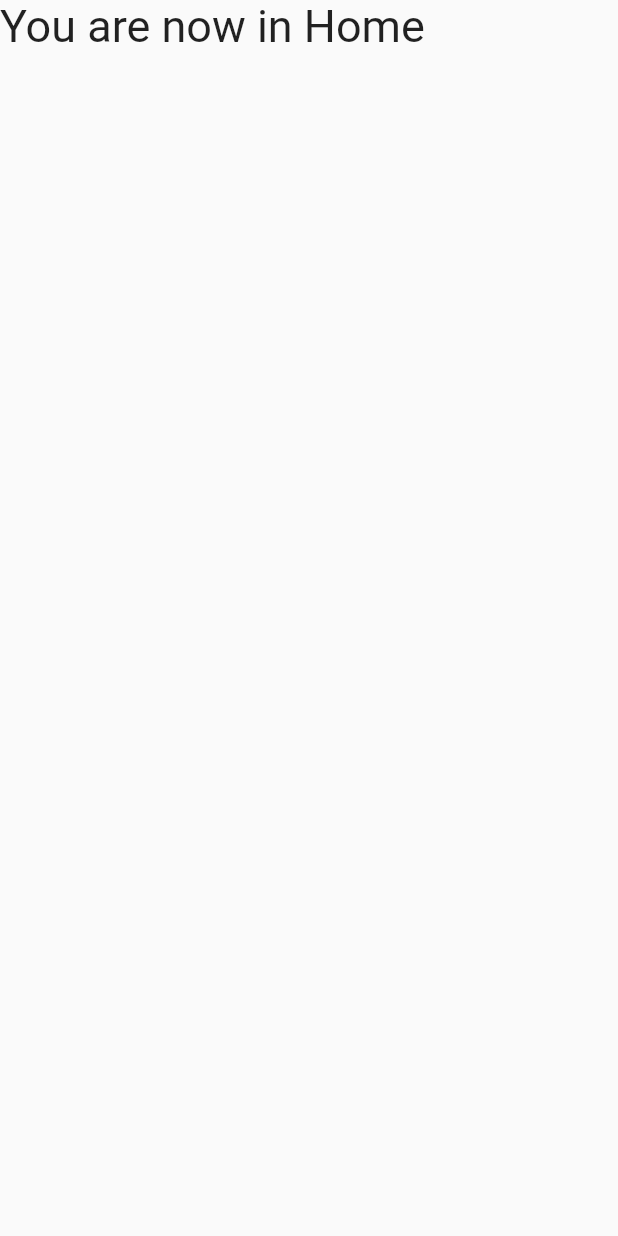
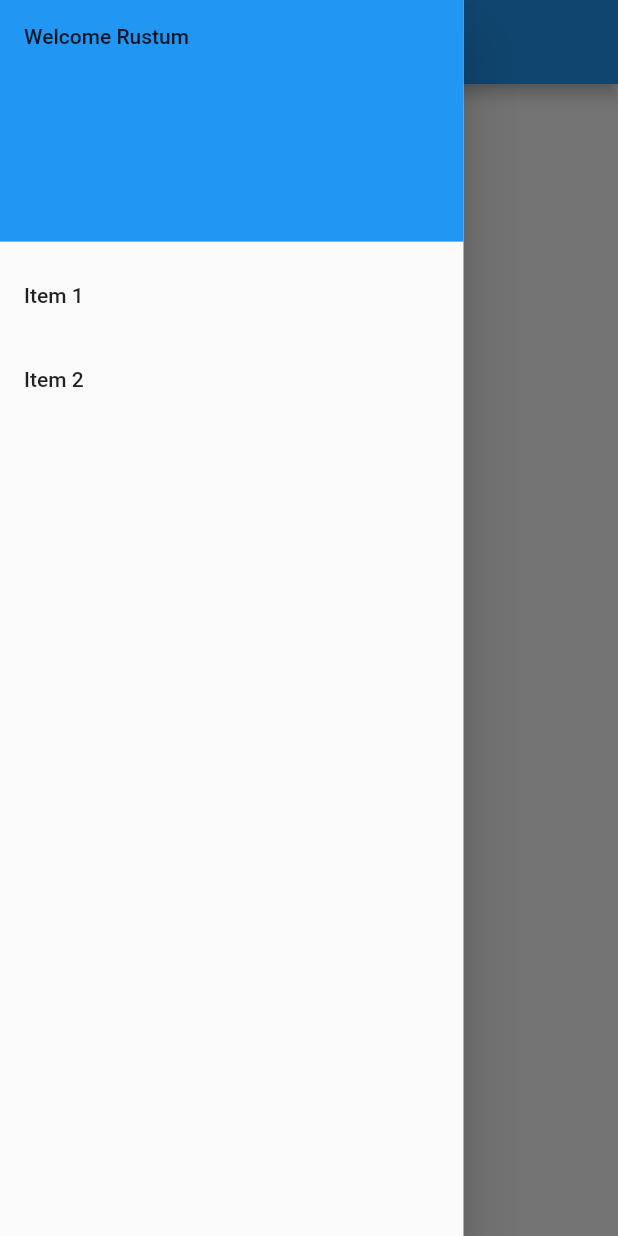
Before and after one commit to captainmio/adoptionapp, a Flutter app: the Home screen opened by its route, with the side drawer open (before the commit the screen has no drawer), on a phone screen of 412 x 824 dp. Run offline on Flutter 3.47's test engine with Material 2 defaults, Android fonts, the phone set to English and light mode, and no system bars; our stand-ins replace shared_preferences; accounts and stored records are empty.

Commit message:
temporary design of home AppBar and SideMenu(Sidebar)

```diff
--- a/adoptionapp/lib/screens/home.dart
+++ b/adoptionapp/lib/screens/home.dart
@@ -6,6 +6,16 @@ class Home extends StatelessWidget {
   @override
   Widget build(BuildContext context) {
     return Scaffold(
+      appBar: AppBar(
+        title: const Text('Welcome Rustum Jordan'),
+      ),
+      drawer: SizedBox(
+        width: MediaQuery.of(context).size.width * 0.75, //20.0,
+        // padding: EdgeInsets.zero,
+        child: const Drawer(
+          child: side(),
+        ),
+      ),
       body: ListView(
         children: const [
           Text('You are now in Home', style: TextStyle(fontSize: 30))
@@ -14,3 +24,29 @@ class Home extends StatelessWidget {
     );
   }
 }
+
+class side extends StatelessWidget {
+  const side({
+    super.key,
+  });
+
+  @override
+  Widget build(BuildContext context) {
+    return ListView(
+      children: const [
+        DrawerHeader(
+          decoration: BoxDecoration(
+            color: Colors.blue,
+          ),
+          child: Text('Welcome Rustum'),
+        ),
+        ListTile(
+          title: Text('Item 1'),
+        ),
+        ListTile(
+          title: Text('Item 2'),
+        ),
+      ],
+    );
+  }
+}
```
